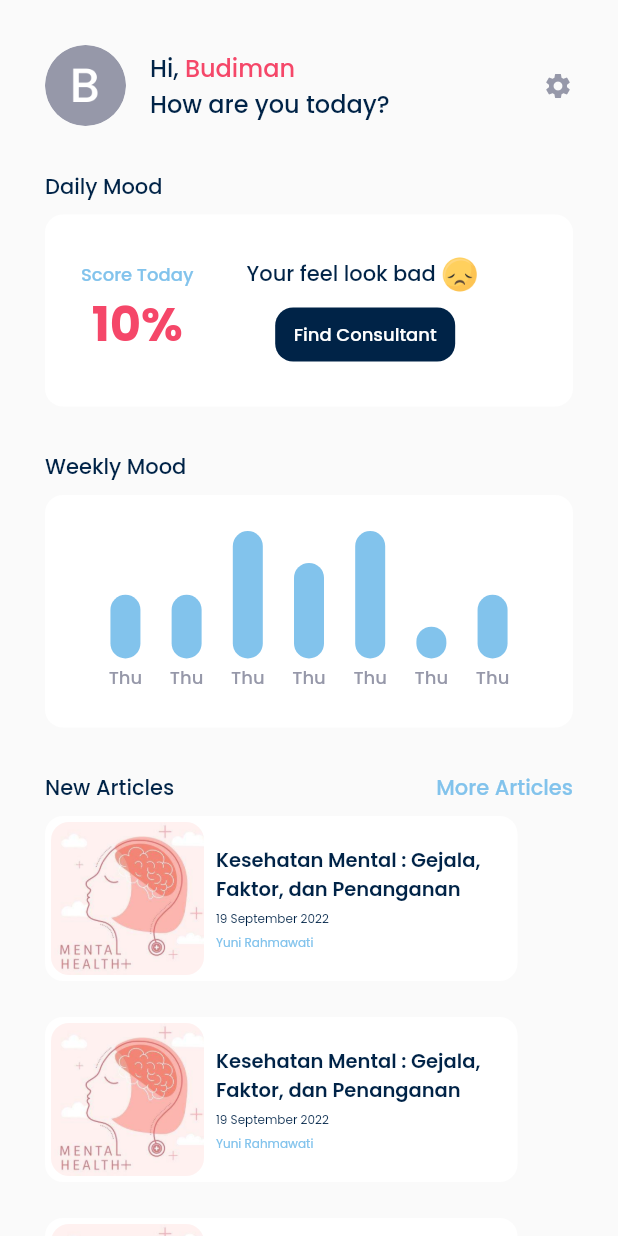
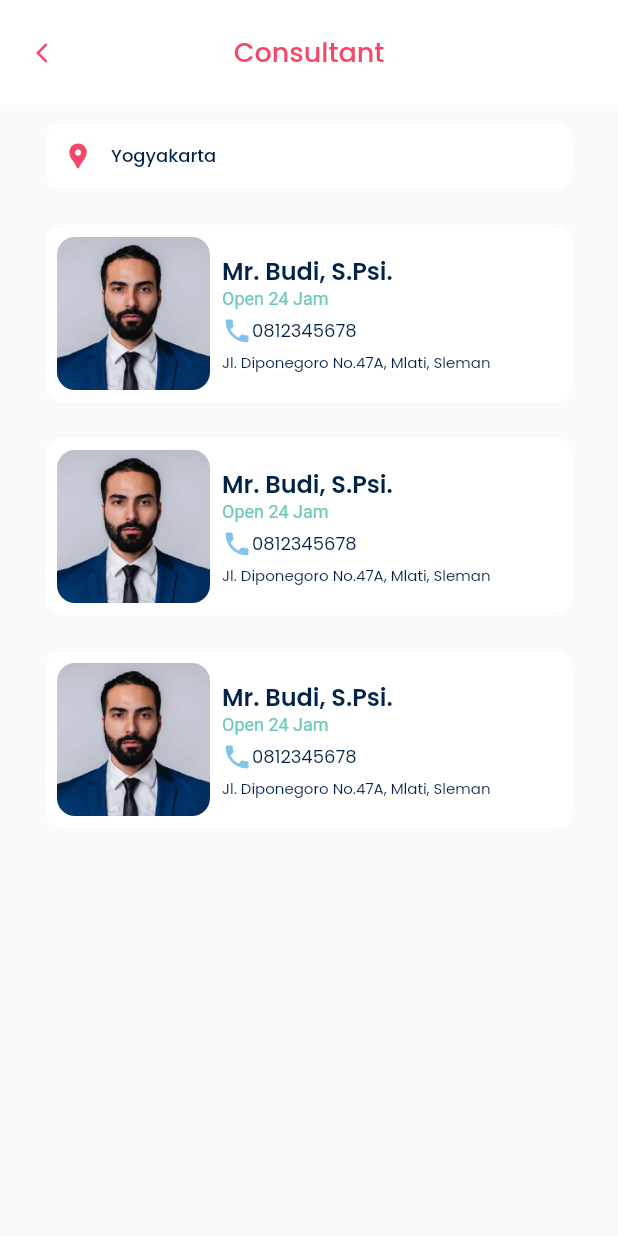
Before and after one commit to ibrahimmm999/Moodly, a Flutter app: the HomeUserPage screen opened by its route, after a tap on "Find Consultant", on a phone screen of 412 x 824 dp. Run offline on Flutter 3.47's test engine with Material 2 defaults, Android fonts, the phone set to English and light mode, and no system bars; our stand-ins replace cloud_firestore, google_fonts; accounts and stored records are empty.

Commit message:
add consultan user page

```diff
--- a/lib/main.dart
+++ b/lib/main.dart
@@ -1,6 +1,8 @@
 import 'package:flutter/material.dart';
 import 'package:moodly/pages_user/articles_user_page.dart';
+import 'package:moodly/pages_user/consultant_user_page.dart';
 import 'package:moodly/pages_user/home_user_page.dart';
+import 'package:moodly/pages_user/tracking_page.dart';
 
 import 'sign_up_page.dart';
 import 'splash_screen.dart';
@@ -23,6 +25,8 @@ class MyApp extends StatelessWidget {
         '/sign-in': (context) => SignInPage(),
         '/home-user': (context) => const HomeUserPage(),
         '/article-user': (context) => const ArticlesUserPage(),
+        '/tracking': (context) => const TrackingPage(),
+        '/consultant-user': (context) => const ConsultantUserPage(),
       },
     );
   }
--- /dev/null
+++ b/lib/pages_user/consultant_user_page.dart
@@ -0,0 +1,149 @@
+import 'package:flutter/material.dart';
+import 'package:moodly/shared/theme.dart';
+
+class ConsultantUserPage extends StatelessWidget {
+  const ConsultantUserPage({super.key});
+
+  @override
+  Widget build(BuildContext context) {
+    PreferredSizeWidget header() {
+      return AppBar(
+        toolbarHeight: 70,
+        backgroundColor: white,
+        centerTitle: true,
+        leading: IconButton(
+          onPressed: () {
+            Navigator.pop(context);
+          },
+          icon: const Icon(Icons.arrow_back_ios_new_rounded),
+          color: primaryColor,
+          iconSize: 16,
+        ),
+        title: Text(
+          'Consultant',
+          style: primaryColorText.copyWith(
+            fontSize: 18,
+            fontWeight: medium,
+          ),
+        ),
+        elevation: 0,
+        automaticallyImplyLeading: false,
+      );
+    }
+
+    Widget location() {
+      return Container(
+        margin: const EdgeInsets.only(top: 12, bottom: 24),
+        padding: const EdgeInsets.all(12),
+        decoration: BoxDecoration(
+            borderRadius: BorderRadius.circular(defaultRadius), color: white),
+        child: Row(
+          children: [
+            Icon(
+              Icons.location_pin,
+              size: 20,
+              color: primaryColor,
+            ),
+            const SizedBox(width: 12),
+            Text(
+              'Yogyakarta',
+              style: darkText.copyWith(
+                fontSize: 12,
+                fontWeight: medium,
+              ),
+            )
+          ],
+        ),
+      );
+    }
+
+    Widget consultantTile() {
+      return Container(
+        margin: const EdgeInsets.only(bottom: 24),
+        padding: const EdgeInsets.all(8),
+        decoration: BoxDecoration(
+          borderRadius: BorderRadius.circular(defaultRadius),
+          color: white,
+        ),
+        child: Row(
+          children: [
+            ClipRRect(
+              borderRadius: BorderRadius.circular(defaultRadius),
+              child: Image.asset(
+                'assets/example/profile_pict_example.png',
+                width: 102,
+                height: 102,
+                fit: BoxFit.cover,
+              ),
+            ),
+            const SizedBox(width: 8),
+            Column(
+              crossAxisAlignment: CrossAxisAlignment.start,
+              children: [
+                Text(
+                  'Mr. Budi, S.Psi.',
+                  style: darkText.copyWith(
+                    fontSize: 16,
+                    fontWeight: semibold,
+                  ),
+                ),
+                const Text(
+                  'Open 24 Jam',
+                  style: TextStyle(
+                    color: Color(0xFF6BCBB8),
+                    fontSize: 12,
+                  ),
+                ),
+                const SizedBox(height: 4),
+                Row(
+                  children: [
+                    Icon(
+                      Icons.phone,
+                      color: secondaryColor,
+                      size: 20,
+                    ),
+                    Text(
+                      '0812345678',
+                      style: darkText.copyWith(fontSize: 12),
+                    )
+                  ],
+                ),
+                const SizedBox(height: 4),
+                Text(
+                  'Jl. Diponegoro No.47A, Mlati, Sleman',
+                  style: darkText.copyWith(
+                    fontSize: 10,
+                  ),
+                )
+              ],
+            )
+          ],
+        ),
+      );
+    }
+
+    Widget content() {
+      return ListView(
+        padding: EdgeInsets.symmetric(horizontal: defaultMargin),
+        children: [
+          location(),
+          Expanded(
+            child: Column(
+              children: [
+                consultantTile(),
+                consultantTile(),
+                consultantTile(),
+              ],
+            ),
+          )
+        ],
+      );
+    }
+
+    return Scaffold(
+      backgroundColor: white2,
+      appBar: header(),
+      body: content(),
+    );
+  }
+}
--- a/lib/pages_user/home_user_page.dart
+++ b/lib/pages_user/home_user_page.dart
@@ -1,5 +1,6 @@
 import 'package:cloud_firestore/cloud_firestore.dart';
 import 'package:flutter/material.dart';
+import 'package:moodly/pages_user/support_message_user_page.dart';
 import 'package:moodly/shared/theme.dart';
 import 'package:moodly/widgets/article_tile_user.dart';
 import 'package:moodly/widgets/bar_chart.dart';
@@ -9,6 +10,8 @@ class HomeUserPage extends StatelessWidget {
 
   @override
   Widget build(BuildContext context) {
+    bool isDailyTracking = false;
+
     Widget header() {
       return Row(
         children: [
@@ -131,7 +134,9 @@ class HomeUserPage extends StatelessWidget {
                         SizedBox(
                           width: 120,
                           child: TextButton(
-                            onPressed: () {},
+                            onPressed: () {
+                              Navigator.pushNamed(context, '/consultant-user');
+                            },
                             style: TextButton.styleFrom(
                               backgroundColor: dark,
                               shape: RoundedRectangleBorder(
@@ -154,6 +159,58 @@ class HomeUserPage extends StatelessWidget {
               ),
             )
           ],
+        ),
+      );
+    }
+
+    Widget dailyMoodEmpty() {
+      return GestureDetector(
+        onTap: () => Navigator.pushNamed(context, '/tracking'),
+        child: Container(
+          margin: EdgeInsets.only(top: defaultMargin),
+          child: Column(
+            crossAxisAlignment: CrossAxisAlignment.start,
+            children: [
+              Text(
+                'Daily Mood',
+                style: darkText.copyWith(fontWeight: medium, fontSize: 14),
+              ),
+              Container(
+                padding: const EdgeInsets.all(24),
+                margin: const EdgeInsets.only(top: 8),
+                decoration: BoxDecoration(
+                  borderRadius: BorderRadius.circular(defaultRadius),
+                  color: primaryColor,
+                ),
+                child: Row(
+                  children: [
+                    Image.asset('assets/mood_tracking.png', width: 128),
+                    Expanded(
+                      child: Column(
+                        children: [
+                          Text(
+                            'Tracking Your Daily',
+                            style: whiteText.copyWith(
+                              fontSize: 12,
+                              fontWeight: medium,
+                            ),
+                          ),
+                          const SizedBox(height: 4),
+                          Text(
+                            'Mood',
+                            style: whiteText.copyWith(
+                              fontSize: 24,
+                              fontWeight: bold,
+                            ),
+                          )
+                        ],
+                      ),
+                    )
+                  ],
+                ),
+              )
+            ],
+          ),
         ),
       );
     }
@@ -252,14 +309,44 @@ class HomeUserPage extends StatelessWidget {
       );
     }
 
+    Widget floatingButton() {
+      return Material(
+        color: primaryColor,
+        borderRadius: BorderRadius.circular(100),
+        child: InkWell(
+          borderRadius: BorderRadius.circular(100),
+          onTap: () {
+            Navigator.push(
+              context,
+              MaterialPageRoute(
+                builder: (context) => const SupportMessageUserPage(),
+              ),
+            );
+          },
+          child: SizedBox(
+            height: 54,
+            width: 54,
+            child: Center(
+              child: Image.asset(
+                'assets/icon_chat_floating.png',
+                width: 30,
+              ),
+            ),
+          ),
+        ),
+      );
+    }
+
     return Scaffold(
       backgroundColor: white2,
+      floatingActionButton: floatingButton(),
       body: SafeArea(
         child: ListView(
           padding: EdgeInsets.all(defaultMargin),
           children: [
             header(),
-            dailyMood(),
+            // ignore: dead_code
+            !isDailyTracking ? dailyMood() : dailyMoodEmpty(),
             weeklyMood(),
             newArticles(),
           ],
```
Also changed, not shown: lib/pages_user/articles_user_page.dart (+4 -8 lines), lib/pages_user/support_message_user_page.dart (added, +115 -0 lines), lib/pages_user/tracking_page.dart (+2 -23 lines), lib/widgets/chat_bubble.dart (added, +74 -0 lines), assets/icon_chat_floating.png (added), assets/mood_tracking.png (added), assets/send_button.png (added).
